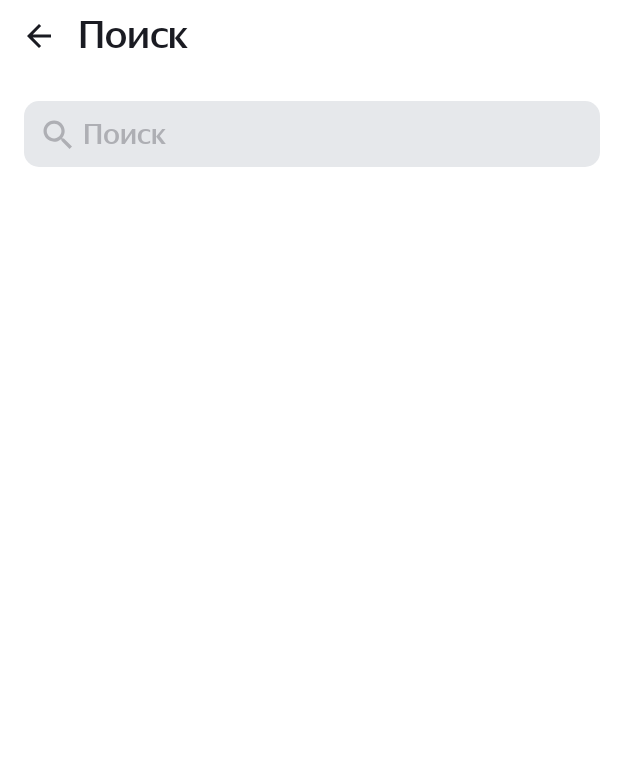
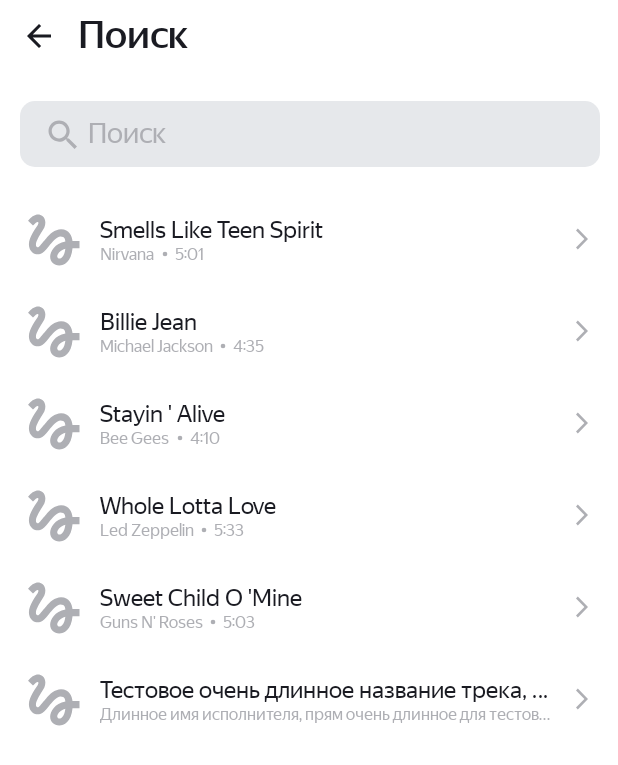
Before and after one commit to Zedd3d/PlaylistMaker, an Android app: the SearchActivity screen opened directly, with no data from a screen before it, on a phone screen of 412 x 824 dp. Shown: the top 765 px of the screen. Run offline under Robolectric (Android 15) with nearby library versions, the phone set to English and light mode, and no system bars; pictures from the network do not load.

Commit message:
Third commit (9 спринт)

```diff
--- a/app/build.gradle
+++ b/app/build.gradle
@@ -41,4 +41,6 @@ dependencies {
     testImplementation 'junit:junit:4.13.2'
     androidTestImplementation 'androidx.test.ext:junit:1.1.3'
     androidTestImplementation 'androidx.test.espresso:espresso-core:3.4.0'
+    implementation 'com.github.bumptech.glide:glide:4.14.2'
+    annotationProcessor 'com.github.bumptech.glide:compiler:4.14.2'
 }
--- a/app/src/main/AndroidManifest.xml
+++ b/app/src/main/AndroidManifest.xml
@@ -1,6 +1,8 @@
 <?xml version="1.0" encoding="utf-8"?>
 <manifest xmlns:android="http://schemas.android.com/apk/res/android"
     xmlns:tools="http://schemas.android.com/tools">
+
+    <uses-permission android:name="android.permission.INTERNET"/>
 
     <application
         android:allowBackup="true"
--- a/app/src/main/java/com/zeddikus/playlistmaker/SearchActivity.kt
+++ b/app/src/main/java/com/zeddikus/playlistmaker/SearchActivity.kt
@@ -4,30 +4,52 @@ package com.zeddikus.playlistmaker
 import android.content.Context
 import androidx.appcompat.app.AppCompatActivity
 import android.os.Bundle
-import android.os.PersistableBundle
 import android.text.Editable
 import android.text.TextWatcher
+import android.util.TypedValue
+import android.view.LayoutInflater
 import android.view.View
+import android.view.ViewGroup
 import android.view.inputmethod.InputMethodManager
 import android.widget.EditText
 import android.widget.ImageButton
 import android.widget.ImageView
+import android.widget.TextView
+import androidx.recyclerview.widget.LinearLayoutManager
+import androidx.recyclerview.widget.RecyclerView
+import com.bumptech.glide.Glide
+import com.bumptech.glide.load.resource.bitmap.RoundedCorners
 
 class SearchActivity : AppCompatActivity() {
+
+
+
     private companion object {
         const val SEARCH_TEXT = "SEARCH_TEXT"
     }
 
     lateinit var vTextSearch:EditText
+    lateinit var trackList_Data:ArrayList<Track>
+    lateinit var adapter: TracksAdapter
 
     override fun onCreate(savedInstanceState: Bundle?) {
         super.onCreate(savedInstanceState)
         setContentView(R.layout.activity_search)
         vTextSearch = findViewById<EditText>(R.id.vTextSearch)
+        fillTrackList()
         val clearButton = findViewById<ImageView>(R.id.btnSearchClear)
         clearButton.setOnClickListener{clearSearchText(clearButton,vTextSearch)}
         val btnBack = findViewById<ImageButton>(R.id.imgBtnBack)
         btnBack.setOnClickListener{finish()}
+
+
+
+        val recyclerTracks = findViewById<RecyclerView>(R.id.recyclerTracks)
+        recyclerTracks.layoutManager = LinearLayoutManager(this)
+
+        adapter = TracksAdapter(trackList_Data.filter { true })
+
+        recyclerTracks.adapter = adapter
 
         val simpleTextWatcher = object : TextWatcher {
             override fun beforeTextChanged(s: CharSequence?, start: Int, count: Int, after: Int) {
@@ -39,11 +61,27 @@ class SearchActivity : AppCompatActivity() {
             }
 
             override fun afterTextChanged(s: Editable?) {
-                // empty
+                setFilter(vTextSearch.text.toString())
+                adapter.notifyDataSetChanged()
             }
         }
+
         vTextSearch.addTextChangedListener(simpleTextWatcher)
+
     }
+
+    fun setFilter(filter:String) {
+
+        if (filter == ""){
+            adapter.setNewList(trackList_Data.filter {false})
+        } else {
+            val pattern = filter.lowercase().toRegex()
+            adapter.setNewList(trackList_Data.filter { pattern.containsMatchIn(it.trackName.lowercase()) or pattern.containsMatchIn(it.artistName.lowercase()) } )
+        }
+    }
+
+
+
 
     override fun onSaveInstanceState(outState: Bundle) {
         super.onSaveInstanceState(outState)
@@ -65,9 +103,52 @@ class SearchActivity : AppCompatActivity() {
     private fun clearSearchText(btnClose: ImageView,editField: EditText) {
         editField.text.clear()
         val inputMethodManager = getSystemService(Context.INPUT_METHOD_SERVICE) as? InputMethodManager
-        inputMethodManager?.hideSoftInputFromWindow(`editField`.windowToken, 0)
+        inputMethodManager?.hideSoftInputFromWindow(editField.windowToken, 0)
         btnClose.visibility = View.GONE
 
     }
 
+    private fun fillTrackList() {
+
+        trackList_Data = ArrayList<Track>()
+        trackList_Data.add(Track(
+            "Smells Like Teen Spirit",
+            "Nirvana",
+            "5:01",
+            "https://is5-ssl.mzstatic.com/image/thumb/Music115/v4/7b/58/c2/7b58c21a-2b51-2bb2-e59a-9bb9b96ad8c3/00602567924166.rgb.jpg/100x100bb.jpg"
+        ))
+        trackList_Data.add(Track(
+            "Billie Jean",
+            "Michael Jackson",
+            "4:35",
+            "https://is5-ssl.mzstatic.com/image/thumb/Music125/v4/3d/9d/38/3d9d3811-71f0-3a0e-1ada-3004e56ff852/827969428726.jpg/100x100bb.jpg"
+        ))
+        trackList_Data.add(Track(
+            "Stayin ' Alive",
+            "Bee Gees",
+            "4:10",
+            "https://is4-ssl.mzstatic.com/image/thumb/Music115/v4/1f/80/1f/1f801fc1-8c0f-ea3e-d3e5-387c6619619e/16UMGIM86640.rgb.jpg/100x100bb.jpg"
+        ))
+        trackList_Data.add(Track(
+            "Whole Lotta Love",
+            "Led Zeppelin",
+            "5:33",
+            "https://is2-ssl.mzstatic.com/image/thumb/Music62/v4/7e/17/e3/7e17e33f-2efa-2a36-e916-7f808576cf6b/mzm.fyigqcbs.jpg/100x100bb.jpg"
+        ))
+        trackList_Data.add(Track(
+            "Sweet Child O 'Mine",
+            "Guns N' Roses",
+            "5:03",
+            "https ://is5-ssl.mzstatic.com/image/thumb/Music125/v4/a0/4d/c4/a04dc484-03cc-02aa-fa82-5334fcb4bc16/18UMGIM24878.rgb.jpg/100x100bb.jpg"
+        ))
+
+        trackList_Data.add(Track(
+            "Тестовое очень длинное название трека, прям очень длинное для тестов, если недостаточно длинное, то ещё пара слов",
+            "Длинное имя исполнителя, прям очень длинное для тестов, если недостаточно длинное, то ещё пара слов",
+            "5:03",
+            "https://cdn-icons-png.flaticon.com/512/83/83326.png"
+        ))
+
+    }
+
 }
--- /dev/null
+++ b/app/src/main/java/com/zeddikus/playlistmaker/Track.kt
@@ -0,0 +1,8 @@
+package com.zeddikus.playlistmaker
+
+data class Track(
+    val trackName: String, // Название композиции
+    val artistName: String, // Имя исполнителя
+    val trackTime: String, // Продолжительность трека
+    val artworkUrl100: String // Ссылка на изображение обложки
+)
--- /dev/null
+++ b/app/src/main/java/com/zeddikus/playlistmaker/TrackViewHolder.kt
@@ -0,0 +1,44 @@
+package com.zeddikus.playlistmaker
+
+import android.content.Context
+import android.util.TypedValue
+import android.view.View
+import android.widget.ImageView
+import android.widget.TextView
+import androidx.recyclerview.widget.RecyclerView
+import com.bumptech.glide.Glide
+import com.bumptech.glide.load.resource.bitmap.RoundedCorners
+
+class TracksViewHolder(parentView: View) : RecyclerView.ViewHolder(parentView) {
+    private val artwork: ImageView
+    private val trackName: TextView
+    private val artistName: TextView
+    private val trackTime: TextView
+
+    init {
+
+        artwork = parentView.findViewById(R.id.imgArtworkInSearch)
+        trackName = parentView.findViewById(R.id.trackNameInSearch)
+        artistName = parentView.findViewById(R.id.artistNameInSearch)
+        trackTime = parentView.findViewById(R.id.trackTimeInSearch)
+    }
+
+    fun bind(track: Track) {
+        Glide.with(artwork)
+            .load(track.artworkUrl100)
+            .placeholder(R.drawable.placeholder_track_artwork)
+            .fitCenter()
+            .transform(RoundedCorners(dpToPx(2f,artwork.context)))
+            .into(artwork)
+        trackName.text = track.trackName
+        trackTime.text = track.trackTime
+        artistName.text= track.artistName
+    }
+
+    fun dpToPx(dp: Float, context: Context): Int {
+        return TypedValue.applyDimension(
+            TypedValue.COMPLEX_UNIT_DIP,
+            dp,
+            context.resources.displayMetrics).toInt()
+    }
+}
--- /dev/null
+++ b/app/src/main/java/com/zeddikus/playlistmaker/TracksAdapter.kt
@@ -0,0 +1,34 @@
+package com.zeddikus.playlistmaker
+
+import android.view.LayoutInflater
+import android.view.View
+import android.view.ViewGroup
+import android.widget.TextView
+import android.widget.Toast
+import androidx.recyclerview.widget.RecyclerView
+
+class TracksAdapter(
+    private var tracks: List<Track>
+) : RecyclerView.Adapter<TracksViewHolder> () {
+
+    override fun onCreateViewHolder(parent: ViewGroup, viewType: Int): TracksViewHolder {
+        val view = LayoutInflater.from(parent.context).inflate(R.layout.track_element, parent, false)
+        view.setOnClickListener {
+            Toast.makeText(it.context,"Играет ${it.findViewById<TextView>(R.id.trackNameInSearch).text}",Toast.LENGTH_SHORT).show()
+        }
+        return TracksViewHolder(view)
+    }
+
+    override fun onBindViewHolder(holder: TracksViewHolder, position: Int) {
+        holder.bind(tracks[position])
+    }
+
+    override fun getItemCount(): Int {
+        return tracks.size
+    }
+
+    fun setNewList(newList: List<Track>) {
+        tracks = newList
+    }
+
+}
--- /dev/null
+++ b/app/src/main/res/drawable/ic_point.xml
@@ -0,0 +1,9 @@
+<vector xmlns:android="http://schemas.android.com/apk/res/android"
+    android:width="13dp"
+    android:height="13dp"
+    android:viewportWidth="13"
+    android:viewportHeight="13">
+  <path
+      android:pathData="M6.5,6.5m-1.5,0a1.5,1.5 0,1 1,3 0a1.5,1.5 0,1 1,-3 0"
+      android:fillColor="#AEAFB4"/>
+</vector>
--- /dev/null
+++ b/app/src/main/res/drawable/placeholder_track_artwork.xml
@@ -0,0 +1,13 @@
+<vector xmlns:android="http://schemas.android.com/apk/res/android"
+    android:width="45dp"
+    android:height="45dp"
+    android:viewportWidth="45"
+    android:viewportHeight="45">
+  <group>
+    <clip-path
+        android:pathData="M0,0h45v45h-45z"/>
+    <path
+        android:pathData="M8.606,12.919C9.919,11.587 11.231,10.387 11.813,10.631C12.75,11.006 11.813,12.563 11.25,13.481C10.781,14.269 5.888,20.775 5.888,25.313C5.888,27.712 6.788,29.7 8.4,30.9C9.806,31.95 11.663,32.269 13.35,31.763C15.356,31.181 17.006,29.138 19.087,26.569C21.356,23.775 24.394,20.119 26.737,20.119C29.794,20.119 29.831,22.013 30.038,23.475C22.95,24.675 19.95,30.356 19.95,33.544C19.95,36.731 22.65,39.338 25.969,39.338C29.025,39.338 34.013,36.844 34.763,27.9H39.375V23.212H34.744C34.463,20.119 32.7,15.337 27.188,15.337C22.969,15.337 19.35,18.919 17.925,20.663C16.837,22.031 14.063,25.313 13.631,25.763C13.163,26.325 12.356,27.337 11.55,27.337C10.706,27.337 10.2,25.781 10.875,23.737C11.531,21.694 13.5,18.375 14.344,17.138C15.806,15 16.781,13.538 16.781,10.988C16.781,6.919 13.706,5.625 12.075,5.625C9.6,5.625 7.444,7.5 6.975,7.969C6.3,8.644 5.738,9.206 5.325,9.712L8.606,12.919ZM26.025,34.781C25.444,34.781 24.638,34.294 24.638,33.431C24.638,32.306 26.006,29.306 30.019,28.256C29.456,33.3 27.337,34.781 26.025,34.781Z"
+        android:fillColor="@color/gray_pm"/>
+  </group>
+</vector>
--- a/app/src/main/res/layout/activity_search.xml
+++ b/app/src/main/res/layout/activity_search.xml
@@ -24,37 +24,43 @@
 
     </LinearLayout>
 
-    <LinearLayout
-        style="@style/MainContentListStyle"
-        >
+    <LinearLayout style="@style/MainContentListStyle">
 
 
         <FrameLayout
             android:id="@+id/llShare"
-            style="@style/SettingsListStyleLL">
+            style="@style/SettingsListStyleLL"
+            android:paddingStart="@dimen/default_padding_start"
+            android:paddingEnd="@dimen/default_padding_end">
 
 
             <EditText
                 android:id="@+id/vTextSearch"
                 style="@style/EditTextMainStyleDayNight"
+                android:paddingStart="16dp"
                 android:hint="@string/btntxt_search"
-                 />
+
+            />
 
             <ImageView
                 android:id="@+id/btnSearchClear"
                 style="@style/EditTextMainStyleDayNight"
+                android:layout_width="wrap_content"
+                android:layout_height="match_parent"
+                android:layout_gravity="end"
+                android:clickable="true"
+                android:paddingEnd="10dp"
                 android:visibility="gone"
-                android:clickable="true"
-                app:srcCompat="@drawable/ic_close"
-                android:layout_height="match_parent"
-                android:layout_width="wrap_content"
-                android:layout_gravity="end"
-                android:paddingEnd="10dp"/>
-
+                app:srcCompat="@drawable/ic_close" />
 
 
         </FrameLayout>
 
+        <androidx.recyclerview.widget.RecyclerView
+            android:id="@+id/recyclerTracks"
+            android:layout_width="match_parent"
+            android:layout_height="match_parent"></androidx.recyclerview.widget.RecyclerView>
+    </LinearLayout>
 
-    </LinearLayout>
+
 </LinearLayout>
--- /dev/null
+++ b/app/src/main/res/layout/track_element.xml
@@ -0,0 +1,77 @@
+<?xml version="1.0" encoding="utf-8"?>
+<LinearLayout xmlns:android="http://schemas.android.com/apk/res/android"
+    xmlns:app="http://schemas.android.com/apk/res-auto"
+    xmlns:tools="http://schemas.android.com/tools"
+    android:layout_width="match_parent"
+    android:layout_height="wrap_content"
+    android:clickable="true"
+    android:orientation="horizontal">
+
+    <ImageView
+        android:id="@+id/imgArtworkInSearch"
+        android:layout_width="wrap_content"
+        android:layout_height="wrap_content"
+        android:layout_marginStart="13dp"
+        android:layout_marginTop="@dimen/icon_padding"
+        android:layout_marginEnd="@dimen/icon_padding"
+        android:layout_marginBottom="@dimen/icon_padding"
+
+        app:srcCompat="@drawable/placeholder_track_artwork" />
+
+    <LinearLayout
+        android:layout_width="0dp"
+        android:layout_weight="1"
+        android:layout_height="wrap_content"
+        android:orientation="vertical"
+        android:layout_gravity="center"
+        >
+
+        <TextView
+            android:id="@+id/trackNameInSearch"
+            android:layout_width="match_parent"
+            android:layout_height="wrap_content"
+            android:textSize="@dimen/searchlist_large_text"
+            android:textColor="?colorTertiary"
+            android:fontFamily="@font/ys_display_regular"
+            android:maxLines="1"
+            android:ellipsize="end"
+            tools:text="Yesterday (Remastered 2009)" />
+
+        <LinearLayout
+            android:layout_width="match_parent"
+            android:layout_height="match_parent"
+            android:orientation="horizontal">
+
+            <TextView
+                android:id="@+id/artistNameInSearch"
+                style="@style/SearchList_SmallTextStyle"
+                tools:text="The Beatles"
+                android:layout_weight="0"
+                app:tint = "@color/gray_pm"/>
+
+            <ImageView
+                android:layout_width="wrap_content"
+                android:layout_height="wrap_content"
+                android:layout_gravity="center"
+                app:srcCompat="@drawable/ic_point" />
+
+            <TextView
+                android:id="@+id/trackTimeInSearch"
+                style="@style/SearchList_SmallTextStyle"
+                android:layout_weight="1"
+                tools:text="0:23" />
+        </LinearLayout>
+    </LinearLayout>
+
+    <ImageView
+        android:id="@+id/imgBtnGo"
+        style="@style/SettingsImgButtonStyle"
+        android:layout_weight = "0"
+        android:layout_marginTop="@dimen/default_padding_Top"
+        android:layout_marginBottom="@dimen/default_padding_Bottom"
+        android:layout_marginStart="@dimen/icon_padding"
+        android:layout_marginEnd="@dimen/default_padding_end"
+
+        app:srcCompat="@drawable/ic_arrow_forward" />
+
+</LinearLayout>
--- /dev/null
+++ b/app/src/main/res/values-night/colors.xml
@@ -0,0 +1,4 @@
+<?xml version="1.0" encoding="utf-8"?>
+<resources>
+    <color name="grayDay_whiteNight">#FFFFFF</color>
+</resources>
--- a/app/src/main/res/values-night/themes.xml
+++ b/app/src/main/res/values-night/themes.xml
@@ -8,7 +8,6 @@
         <item name="colorTertiary">@color/white_pm</item>
         <item name="color">@color/white_pm</item>
         <item name="android:textColor">@color/white_pm</item>
-        <item name="tint">@color/white_pm</item>
         <item name="android:thumbTint">@color/blue_pm</item>
         <item name="android:trackTint">@color/blue_pm</item>
         <item name="iconTint">@color/black_pm</item>
--- a/app/src/main/res/values/colors.xml
+++ b/app/src/main/res/values/colors.xml
@@ -7,4 +7,5 @@
     <color name="blue_pm">#3772E7</color>
     <color name="gray_pm">#AEAFB4</color>
     <color name="lightgray_pm">#E6E8EB</color>
+    <color name="grayDay_whiteNight">#AEAFB4</color>
 </resources>
--- a/app/src/main/res/values/dimens.xml
+++ b/app/src/main/res/values/dimens.xml
@@ -12,8 +12,13 @@
     <dimen name="bigbtn_default_padding">16dp</dimen>
     <dimen name="padding_18dp">18dp</dimen>
     <dimen name="padding_19dp">19dp</dimen>
-
+    <dimen name="default_padding_start">13dp</dimen>
+    <dimen name="default_padding_end">12dp</dimen>
+    <dimen name="default_padding_Top">18dp</dimen>
+    <dimen name="default_padding_Bottom">19dp</dimen>
     <!-- icon size-->
     <dimen name="icon_size">24dp</dimen>
-
+    <dimen name="searchlist_small_text">11sp</dimen>
+    <dimen name="searchlist_large_text">16sp</dimen>
+    <dimen name="edit_text_size">19sp</dimen>
 </resources>
--- a/app/src/main/res/values/styles.xml
+++ b/app/src/main/res/values/styles.xml
@@ -27,6 +27,7 @@
         <item name="android:layout_width">@dimen/icon_size</item>
         <item name="android:layout_height">@dimen/icon_size</item>
         <item name="android:layout_weight">1</item>
+        <item name="tint">@color/grayDay_whiteNight</item>
     </style>
 
     <style name="SettingsListStyleLL">
@@ -61,8 +62,7 @@
         <item name="android:layout_width">match_parent</item>
         <item name="android:layout_height">match_parent</item>
         <item name="android:orientation">vertical</item>
-        <item name="android:paddingStart">16dp</item>
-        <item name="android:paddingEnd">12dp</item>
+
     </style>
 
     <style name="EditTextMainStyle" parent="Widget.MaterialComponents.TextView">
@@ -76,7 +76,8 @@
         <item name="android:padding">10dp</item>
         <item name="android:drawablePadding">5dp</item>
 
-        <item name="android:textSize">@dimen/settings_item_text_size</item>
+        <item name="android:fontFamily">@font/ys_display_regular</item>
+        <item name="android:textSize">@dimen/edit_text_size</item>
         <item name="android:textColor">@color/black_pm</item>
 
         <item name="android:maxLines">1</item>
@@ -92,4 +93,16 @@
         <item name="tint">@color/gray_pm</item>
     </style>
 
+    <style name="SearchList_SmallTextStyle" parent="Widget.MaterialComponents.TextView">
+        <item name="android:layout_width">wrap_content</item>
+        <item name="android:layout_height">wrap_content</item>
+        <item name="android:layout_gravity">center</item>
+        <item name="android:textSize">@dimen/searchlist_small_text</item>
+        <item name="android:textColor">@color/grayDay_whiteNight</item>
+        <item name="android:fontFamily">@font/ys_display_regular</item>
+        <item name="android:maxLines">1</item>
+        <item name="android:ellipsize">end</item>
+    </style>
+
+
 </resources>
--- a/app/src/main/res/values/themes.xml
+++ b/app/src/main/res/values/themes.xml
@@ -6,7 +6,6 @@
         <item name="colorSecondary">@color/blue_pm</item>
         <item name="colorTertiary">@color/black_pm</item>
         <item name="android:textColor">@color/black_pm</item>
-        <item name="tint">@color/gray_pm</item>
         <item name="android:fontFamily">@font/ys_display_medium</item>
     </style>
 </resources>
```
